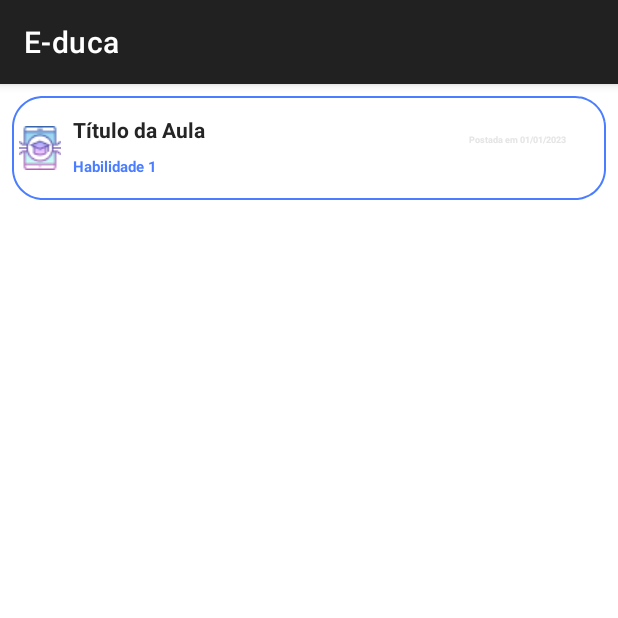
After one commit to e-duca/e-duca-app, an Android app: the fragment CardContent shown on its own in the app's theme, on a phone screen of 412 x 824 dp, the top half of it. The commit adds this screen. Run offline under Robolectric (Android 15) with nearby library versions, the phone set to English and light mode, and no system bars.

Commit message:
feat: cardContent

```diff
--- /dev/null
+++ b/app/src/main/java/com/educa/CardContent.kt
@@ -0,0 +1,55 @@
+package com.educa
+
+import android.os.Bundle
+import androidx.fragment.app.Fragment
+import android.view.LayoutInflater
+import android.view.View
+import android.view.ViewGroup
+// TODO: Rename parameter arguments, choose names that match
+// the fragment initialization parameters, e.g. ARG_ITEM_NUMBER
+private const val ARG_PARAM1 = "param1"
+private const val ARG_PARAM2 = "param2"
+
+/**
+ * A simple [Fragment] subclass.
+ * Use the [CardContent.newInstance] factory method to
+ * create an instance of this fragment.
+ */
+class CardContent : Fragment() {
+    // TODO: Rename and change types of parameters
+    private var param1: String? = null
+    private var param2: String? = null
+
+    override fun onCreate(savedInstanceState: Bundle?) {
+        super.onCreate(savedInstanceState)
+        arguments?.let {
+            param1 = it.getString(ARG_PARAM1)
+            param2 = it.getString(ARG_PARAM2)
+        }
+    }
+
+    override fun onCreateView(inflater: LayoutInflater, container: ViewGroup?,
+                              savedInstanceState: Bundle?): View? {
+        // Inflate the layout for this fragment
+        return inflater.inflate(R.layout.fragment_card_content, container, false)
+    }
+
+    companion object {
+        /**
+         * Use this factory method to create a new instance of
+         * this fragment using the provided parameters.
+         *
+         * @param param1 Parameter 1.
+         * @param param2 Parameter 2.
+         * @return A new instance of fragment CardContent.
+         */
+        // TODO: Rename and change types and number of parameters
+        @JvmStatic fun newInstance(param1: String, param2: String) =
+                CardContent().apply {
+                    arguments = Bundle().apply {
+                        putString(ARG_PARAM1, param1)
+                        putString(ARG_PARAM2, param2)
+                    }
+                }
+    }
+}
--- /dev/null
+++ b/app/src/main/res/drawable/card_content.xml
@@ -0,0 +1,20 @@
+<?xml version="1.0" encoding="utf-8"?>
+<shape xmlns:android="http://schemas.android.com/apk/res/android"
+    android:shape="rectangle">
+    <stroke
+        android:width="1dp"
+        android:color="@color/blue300"
+        android:dashWidth="2dp" />
+
+    <corners android:radius="20dp" />
+
+    <padding
+        android:bottom="5dp"
+        android:left="5dp"
+        android:right="5dp"
+        android:top="5dp"/>
+    <size
+        android:width="280dp"
+        android:height="69dp" />
+
+</shape>
--- /dev/null
+++ b/app/src/main/res/layout/fragment_card_content.xml
@@ -0,0 +1,67 @@
+<?xml version="1.0" encoding="utf-8"?>
+<FrameLayout xmlns:android="http://schemas.android.com/apk/res/android"
+    xmlns:tools="http://schemas.android.com/tools"
+    android:layout_width="match_parent"
+    android:layout_height="match_parent"
+    tools:context=".CardContent">
+
+    <RelativeLayout
+        android:id="@+id/card_view"
+        android:layout_width="match_parent"
+        android:layout_height="wrap_content"
+        android:layout_margin="8dp"
+        android:background="@drawable/card_content"
+        >
+
+        <ImageView
+            android:layout_width="28dp"
+            android:layout_height="29dp"
+            android:id="@+id/imageCard"
+            android:src="@drawable/CardContentImage"
+            android:layout_marginTop="15dp"
+            />
+
+        <TextView
+            android:id="@+id/postada"
+            android:layout_width="match_parent"
+            android:layout_height="wrap_content"
+            android:text="Postada em 01/01/2023"
+            android:layout_marginLeft="300dp"
+            android:textSize="6sp"
+            android:textStyle="bold"
+            android:textColor="@color/grey"
+            android:layout_marginTop="20dp"
+
+            />
+
+        <TextView
+            android:id="@+id/text_view"
+            android:layout_width="match_parent"
+            android:layout_height="wrap_content"
+            android:layout_toRightOf="@id/imageCard"
+            android:padding="8dp"
+            android:text="Título da Aula"
+            android:textColor="@color/black"
+            android:textSize="14sp"
+            android:textStyle="bold" />
+
+        <TextView
+            android:id="@+id/hability"
+            android:layout_width="match_parent"
+            android:layout_height="wrap_content"
+            android:layout_below="@id/text_view"
+            android:layout_toRightOf="@id/imageCard"
+            android:paddingLeft="8dp"
+            android:paddingTop="0dp"
+            android:paddingBottom="8dp"
+            android:text="Habilidade 1"
+            android:textColor="@color/blue300"
+            android:textSize="10sp"
+            android:textStyle="bold" />
+
+
+
+    </RelativeLayout>
+
+
+</FrameLayout>
--- a/app/src/main/res/values/strings.xml
+++ b/app/src/main/res/values/strings.xml
@@ -1,3 +1,5 @@
 <resources>
     <string name="app_name">E-duca</string>
+<!-- TODO: Remove or change this placeholder text -->
+    <string name="hello_blank_fragment">Hello blank fragment</string>
 </resources>
```
Also changed, not shown: app/src/main/res/drawable/CardContentImage.png (added).
